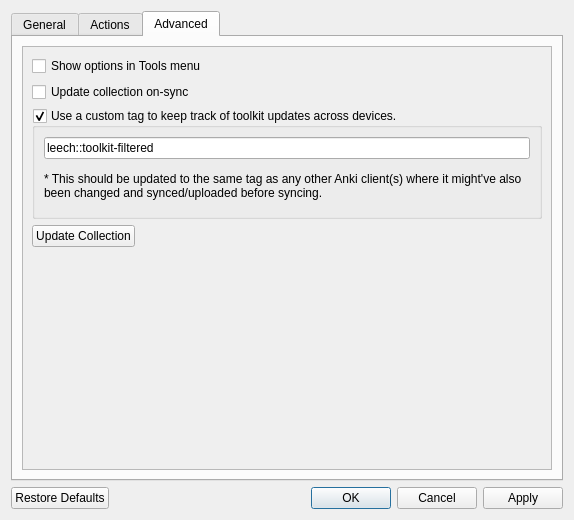
iamjustkoi/LeechToolkit, file res/ui/options_dialog.ui: the form before one commit.
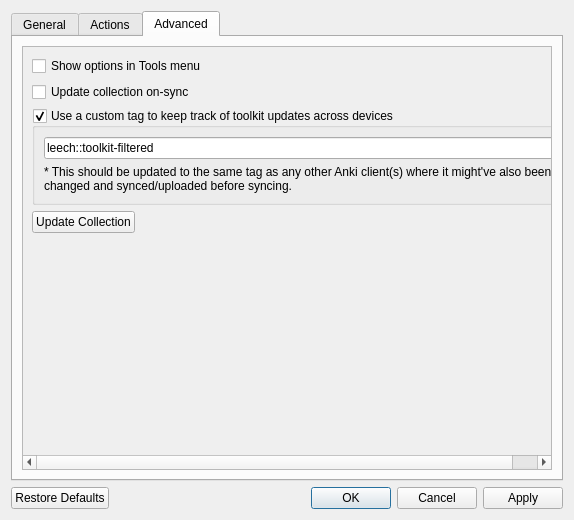
The form after the commit. The open tabs and pages were chosen to show the change.

Commit message: Implemented sync button

```diff
--- a/res/ui/options_dialog.ui
+++ b/res/ui/options_dialog.ui
@@ -289,7 +289,8 @@
               <string>Keeps track of leech/unleech actions across devices using a custom tag that gets added to any filtered leeches.</string>
              </property>
              <property name="title">
-              <string>Use a custom tag to keep track of toolkit updates across devices.</string>
+              <string>Use a custom tag to keep track of toolkit updates across devices
+                                            </string>
              </property>
              <property name="checkable">
               <bool>true</bool>
```
The commit also changes 1 other file.
